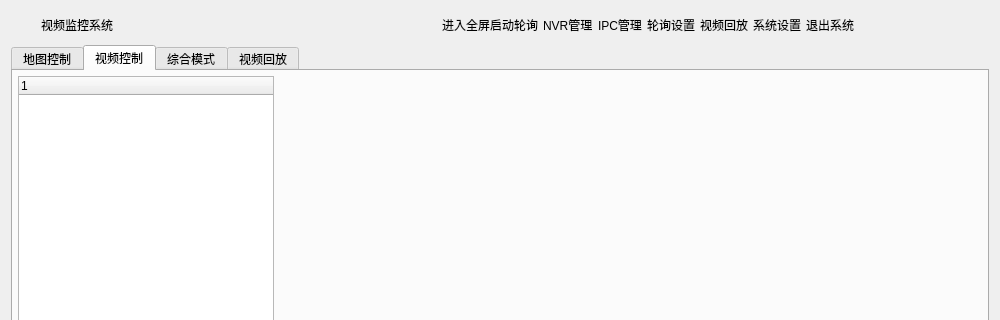
Before: the Qt Designer form VideoControl/frmmain.ui in wangpengcheng/OfflineMapTest, drawn with Qt 5; both pictures show x 0 to 1000 and y 0 to 320 of the 1000 by 656 pixel window.
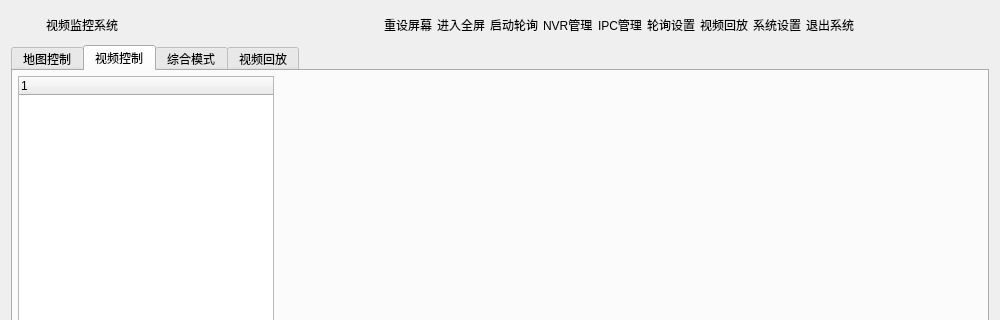
After: the same form once the commit is applied.

```diff
--- a/VideoControl/frmmain.ui
+++ b/VideoControl/frmmain.ui
@@ -36,7 +36,7 @@
      </property>
      <layout class="QHBoxLayout" name="horizontalLayout_2">
       <property name="spacing">
-       <number>0</number>
+       <number>5</number>
       </property>
       <property name="leftMargin">
        <number>0</number>
@@ -91,6 +91,13 @@
         </property>
        </widget>
       </item>
+      <item>
+       <widget class="QLabel" name="lab_ReSetScreen">
+        <property name="text">
+         <string>重设屏幕</string>
+        </property>
+       </widget>
+      </item>
       <item>
        <widget class="QLabel" name="labFull">
         <property name="cursor">
```
